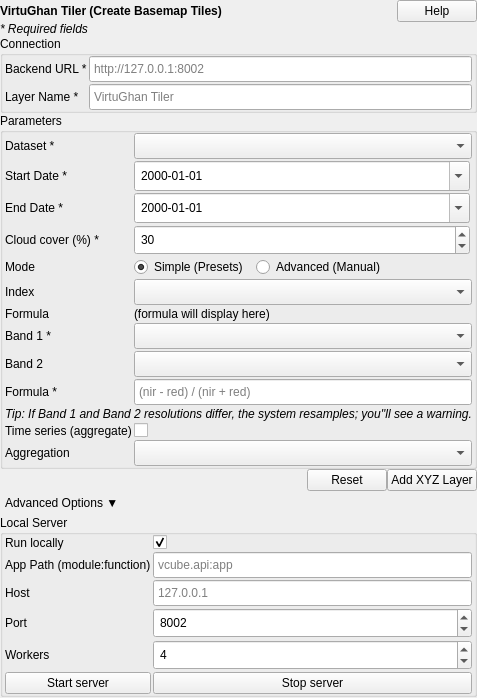
Before: the Qt Designer form virtughan_qgis/tiler/tiler_form.ui in virtughan/qgis-plugin, drawn with Qt 5.
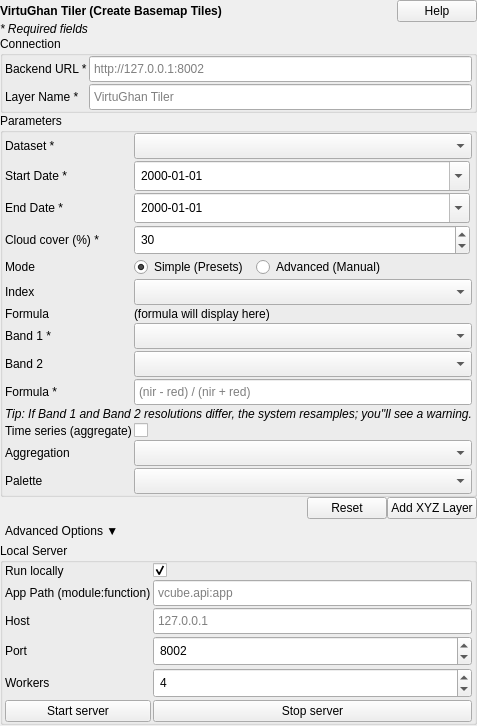
After: the same form once the commit is applied.

Commit message: about tab added

Patch:
```diff
--- a/virtughan_qgis/tiler/tiler_form.ui
+++ b/virtughan_qgis/tiler/tiler_form.ui
@@ -400,7 +400,18 @@
        </widget>
       </item>
 
-      <item row="13" column="0" colspan="3">
+      <item row="13" column="0">
+       <widget class="QLabel" name="labelPalette">
+        <property name="text">
+         <string>Palette</string>
+        </property>
+       </widget>
+      </item>
+      <item row="13" column="1" colspan="2">
+       <widget class="QComboBox" name="paletteCombo"/>
+      </item>
+
+      <item row="14" column="0" colspan="3">
        <spacer name="paramsStretch">
         <property name="orientation"><enum>Qt::Vertical</enum></property>
         <property name="sizeHint" stdset="0">
```
The commit also changes 4 other files.
